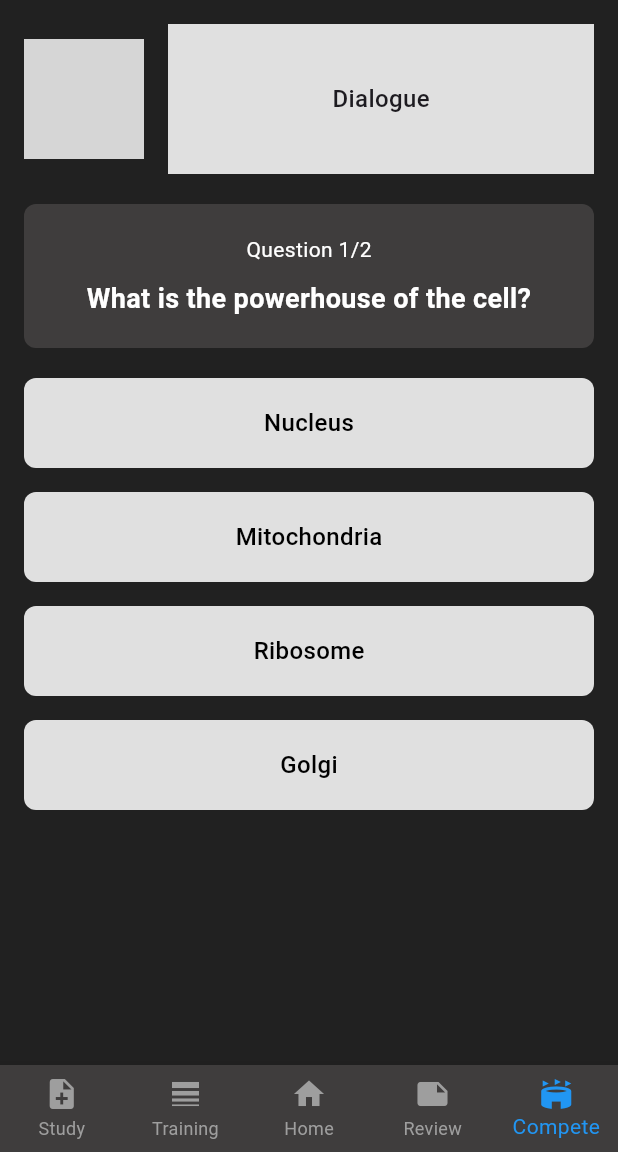
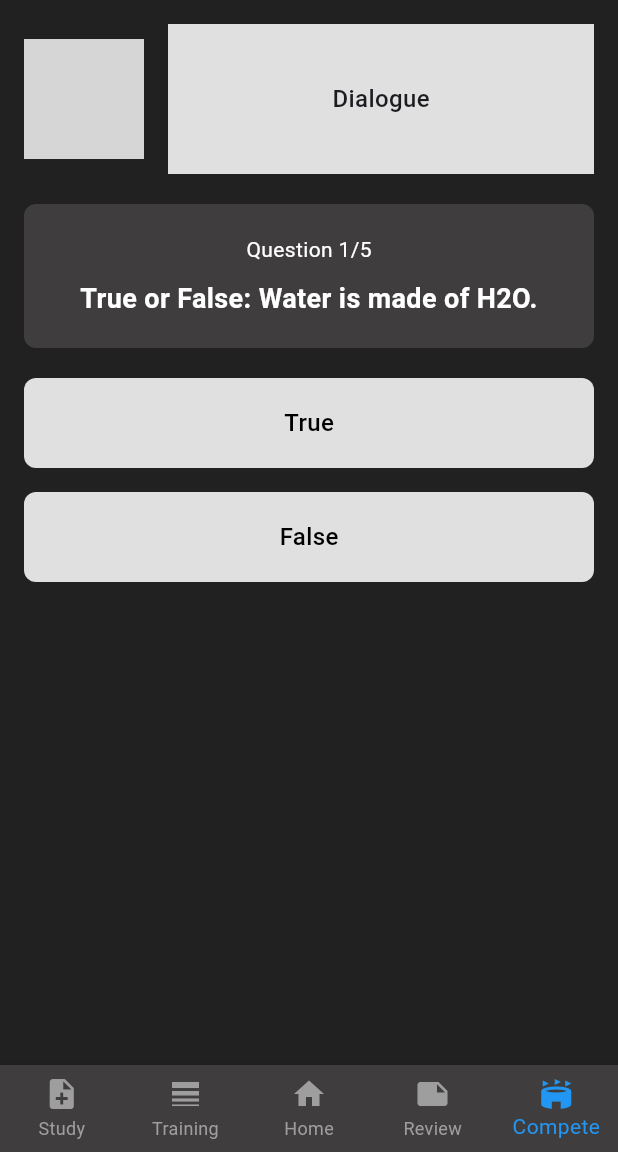
Before and after one commit to Anhakian/Bot-Demo, a Flutter app: the QuizScreen screen opened directly with empty values, on a phone screen of 412 x 824 dp, the part 84-1236 px from its top. Run offline on Flutter 3.47's test engine with Material 3 defaults, Android fonts, the phone set to English and light mode, and no system bars; grey boxes are pictures that could not be loaded.

Commit message:
update layout for input type question & update question shuffling

```diff
--- a/lib/pages/quiz_page.dart
+++ b/lib/pages/quiz_page.dart
@@ -6,12 +6,10 @@ import '../resources/questions.dart';
 
 class QuizScreen extends StatefulWidget {
   final Bot bot;
-  final String difficulty;
 
   const QuizScreen({
     super.key,
     required this.bot,
-    this.difficulty = "beginner",
   });
 
   @override
@@ -19,14 +17,32 @@ class QuizScreen extends StatefulWidget {
 }
 
 class _QuizScreenState extends State<QuizScreen> {
+  static final int NUM_QUESTIONS = 5;
   int currentQuestionIndex = 0;
   String? selectedAnswer;
   TextEditingController textController = TextEditingController();
   int score = 0;
   bool isAnswered = false;
 
-  List<Map<String, dynamic>> get currentQuestions =>
-      QUESTION_BANK[widget.difficulty] as List<Map<String, dynamic>>;
+  late List<Map<String, dynamic>> currentQuestions;
+  late List<Map<String, dynamic>> allQuestions;
+
+  @override
+  void initState() {
+    super.initState();
+
+    // Flatten all questions from all categories
+    allQuestions = QUESTION_BANK.values.expand((list) => list).toList();
+
+    shuffleQuestions();
+  }
+
+  void shuffleQuestions() {
+    // Shuffle the list for randomness
+    allQuestions.shuffle();
+
+    currentQuestions = allQuestions.take(NUM_QUESTIONS).toList();
+  }
 
   Map<String, dynamic> get currentQuestion =>
       currentQuestions[currentQuestionIndex];
@@ -81,6 +97,7 @@ class _QuizScreenState extends State<QuizScreen> {
               TextButton(
                 onPressed: () {
                   Navigator.of(context).pop();
+                  shuffleQuestions();
                   setState(() {
                     currentQuestionIndex = 0;
                     score = 0;
@@ -114,6 +131,19 @@ class _QuizScreenState extends State<QuizScreen> {
     }
 
     return Colors.grey[300]!;
+  }
+
+  Color getTextAnswerColor() {
+    if (!isAnswered) {
+      return Colors.grey[300]!;
+    }
+
+    if (textController.text.trim().toLowerCase() ==
+        currentQuestion['answer'].toLowerCase().trim()) {
+      return Colors.green;
+    } else {
+      return Colors.red;
+    }
   }
 
   Widget buildAnswerOptions() {
@@ -194,16 +224,20 @@ class _QuizScreenState extends State<QuizScreen> {
           Container(
             padding: const EdgeInsets.all(16),
             decoration: BoxDecoration(
-              color: Colors.grey[300],
+              color: getTextAnswerColor(),
               borderRadius: BorderRadius.circular(8),
             ),
             child: TextField(
               controller: textController,
+              enabled: !isAnswered,
               decoration: const InputDecoration(
                 hintText: 'Your answer...',
                 border: InputBorder.none,
               ),
-              style: const TextStyle(fontSize: 16),
+              style: const TextStyle(
+                fontSize: 16,
+                color: Colors.black,
+              ),
               onChanged: (value) {
                 setState(() {
                   selectedAnswer = value.isNotEmpty ? value : null;
@@ -211,6 +245,21 @@ class _QuizScreenState extends State<QuizScreen> {
               },
             ),
           ),
+          const SizedBox(height: 10),
+          ElevatedButton(
+            onPressed: () => nextQuestion(),
+            style: ElevatedButton.styleFrom(
+              backgroundColor: const Color(0xFF3F3D3D),
+              shape: RoundedRectangleBorder(
+                borderRadius: BorderRadius.circular(12.0),
+              ),
+            ),
+            child: Icon(
+              Icons.send,
+              color: Colors.grey[400],
+              size: 20,
+            ),
+          )
         ],
       );
     }
```
